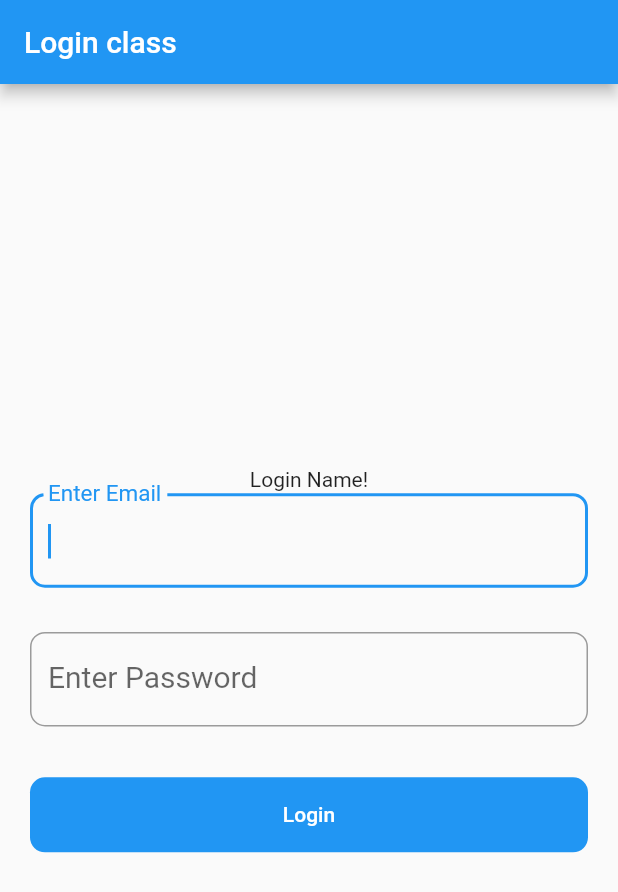
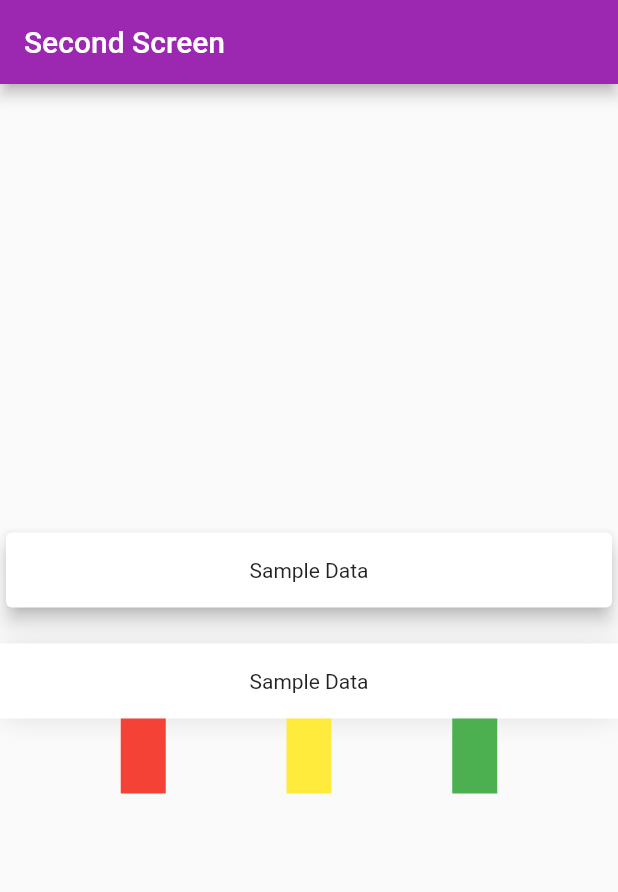
Before and after one commit to Famzy/login_class, a Flutter app: the screen it shows after launch, on a phone screen of 412 x 824 dp. Shown: the top 892 px of the screen. Run offline on Flutter 3.47's test engine with Material 2 defaults, Android fonts, the phone set to English and light mode, and no system bars.

Commit message:
Week 3 day 2

```diff
--- a/lib/main.dart
+++ b/lib/main.dart
@@ -1,4 +1,5 @@
 import 'package:flutter/material.dart';
+import 'package:login/screen_card_vew.dart';
 import 'helpers/ui_helpers.dart';
 import 'helpers/screen_helper.dart';
 
@@ -13,10 +14,11 @@ class MyApp extends StatelessWidget {
     return MaterialApp(
       title: 'Flutter Demo',
       theme: ThemeData(
-        primarySwatch: Colors.blue,
+        primarySwatch: Colors.purple,
         visualDensity: VisualDensity.adaptivePlatformDensity,
       ),
-      home: MyHomePage(title: 'Flutter Demo Home Page'),
+      //home: MyHomePage(title: 'Flutter Demo Home Page'),
+      home: SecondScreen(),
     );
   }
 }
@@ -87,13 +89,19 @@ class _MyHomePageState extends State<MyHomePage> {
   Widget build(BuildContext context) {
     return Scaffold(
       key: _scaffoldKey,
-      appBar: AppBar(
-        title: Text("Login class"),
-      ),
+//      appBar: AppBar(
+//        title: Text("Login class"),
+//      ),
       body: Center(
         child: Form(
           key: _formKey,
           child: Container(
+            decoration: BoxDecoration(
+              image: DecorationImage(
+                fit: BoxFit.fill,
+                image: AssetImage('assets/images/auth_background.png'),
+              ),
+            ),
             padding: EdgeInsets.symmetric(horizontal: 20),
             child: Column(
               mainAxisAlignment: MainAxisAlignment.center,
@@ -122,7 +130,6 @@ class _MyHomePageState extends State<MyHomePage> {
                     placeholder: "Enter Password",
                     validator: (value) {
                       if (value.isEmpty) {
-
                         return "Password Field cannot be empty";
                       }
                       setState(() {
@@ -135,7 +142,7 @@ class _MyHomePageState extends State<MyHomePage> {
                 InputHelpers.fullScreenButton(
                     title: "Login",
                     onTap: () => validate(),
-                    buttonColor: Colors.blue,
+                    buttonColor: Colors.purple,
                     buttunTextColor: Colors.white)
               ],
             ),
--- /dev/null
+++ b/lib/screen_card_vew.dart
@@ -0,0 +1,66 @@
+import 'package:flutter/material.dart';
+
+class SecondScreen extends StatelessWidget {
+  @override
+  Widget build(BuildContext context) {
+    // TODO: implement build
+    return Scaffold(
+      appBar: AppBar(
+        title: Text("Second Screen"),
+      ),
+      body: Column(
+        mainAxisAlignment: MainAxisAlignment.center,
+        crossAxisAlignment: CrossAxisAlignment.center,
+        children: [
+          Card(
+            elevation: 5,
+            child: Container(
+              height: 50,
+              child: Center(child: Text("Sample Data"),),
+            ),
+          ),
+          SizedBox(height: 20,),
+          Container(
+            decoration: BoxDecoration(
+              borderRadius: BorderRadius.circular(10),
+              boxShadow: [
+              BoxShadow(
+                  color:  Colors.grey.shade300,
+                  blurRadius: 16,
+                  spreadRadius: 0)
+            ]
+            ),
+            child: Container(
+              height: 50,
+              color: Colors.white,
+              child: Center(child: Text("Sample Data"),),
+            ),
+          ),
+          Row(
+            crossAxisAlignment: CrossAxisAlignment.start,
+            mainAxisAlignment: MainAxisAlignment.spaceEvenly,
+            children: [
+
+            Container(
+              height: 50,
+              width: 30,
+              color: Colors.red,
+            ),
+             Container(
+              height: 50,
+              width: 30,
+              color: Colors.yellow,
+            ),
+
+            Container(
+              color: Colors.green,
+              height: 50,
+              width: 30,
+            ),
+          ],),
+        ],
+
+      ),
+    );
+  }
+}
```
Also changed, not shown: lib/helpers/ui_helpers.dart (+12 -15 lines), pubspec.yaml (+9 -8 lines), assets/fonts/Montserrat-Black.otf (added), assets/fonts/Montserrat-Medium.otf (added), assets/images/auth_background.png (added), pubspec.lock, 1 other file. Lines whose indentation alone changed are shown as unchanged.
